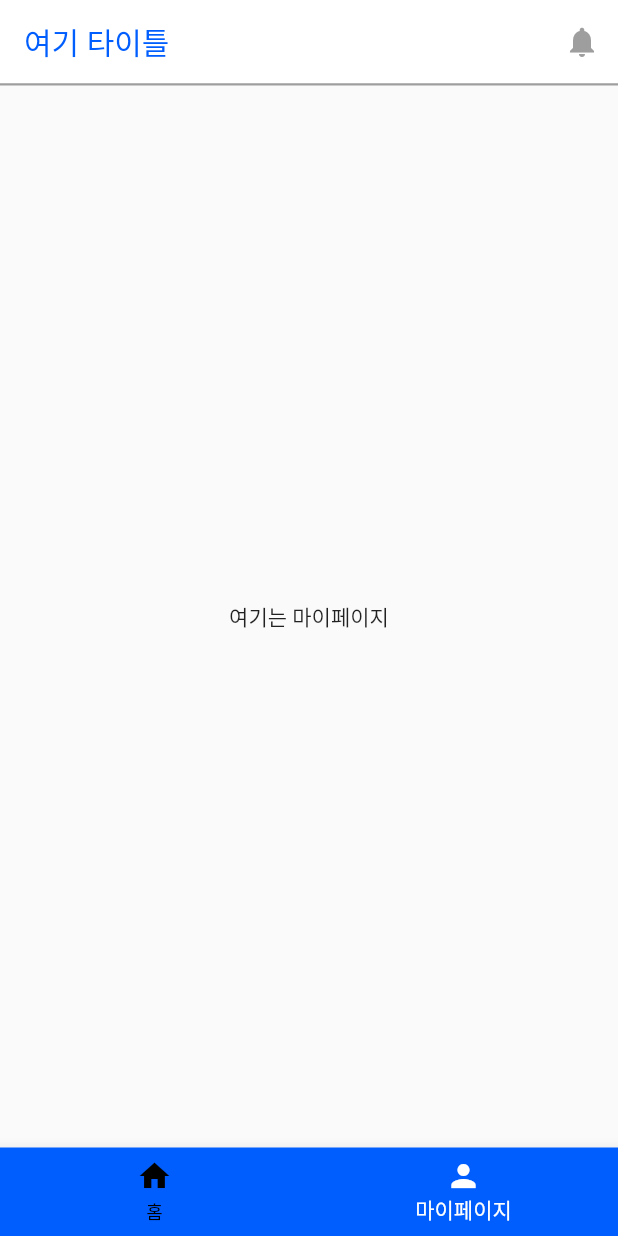
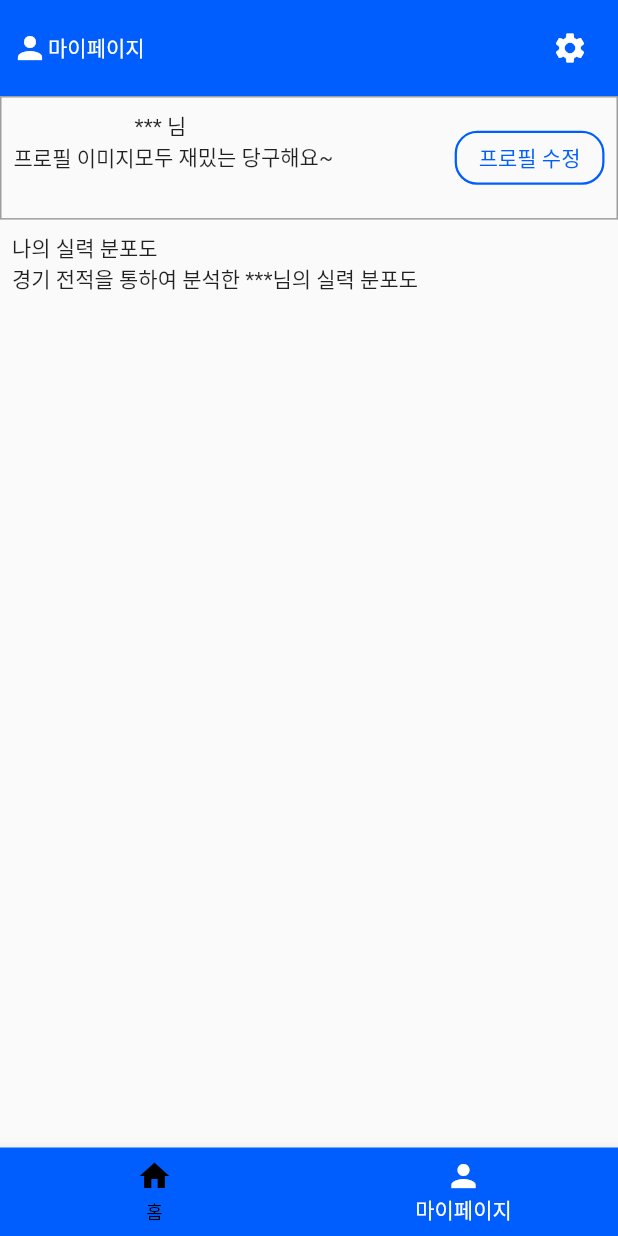
Before and after one commit to komh0086/Flutter_Practice, a Flutter app: the screen it shows after launch, item 2 of the bottom bar chosen, on a phone screen of 412 x 824 dp. Run offline on Flutter 3.47's test engine with Material 2 defaults, Android fonts, the light colour scheme and no system bars; missing offline and left inert: dart:js_util.

Commit message:
Practice Commit

```diff
--- a/practice/random_number_generator/lib/Screen/Screen_main.dart
+++ b/practice/random_number_generator/lib/Screen/Screen_main.dart
@@ -2,6 +2,7 @@ import 'dart:math';
 
 import 'package:flutter/material.dart';
 import 'package:random_number_generator/Screen/Screen_settings.dart';
+import 'package:random_number_generator/component/numberRow.dart';
 import 'package:random_number_generator/constant/color.dart';
 
 class mainScreen extends StatefulWidget {
@@ -11,6 +12,7 @@ class mainScreen extends StatefulWidget {
 
 class _mainScreenState extends State<mainScreen> {
   List<int> randomNumber = [123, 456, 789];
+  int maxNumber = 1000;
   @override
   Widget build(BuildContext context) {
     return Scaffold(
@@ -22,7 +24,7 @@ class _mainScreenState extends State<mainScreen> {
           mainAxisAlignment: MainAxisAlignment.center,
           crossAxisAlignment: CrossAxisAlignment.start,
           children: [
-            _Header(),
+            _Header(onPressed: saveSetting),
             _Body(randomNumber: randomNumber),
             _Footer(onPressed: onRandomNumberGenerate)
           ],
@@ -31,12 +33,27 @@ class _mainScreenState extends State<mainScreen> {
     );
   }
 
+  void saveSetting() async {//설정갑을 받아오기 위해 async로 선언
+    //push : list에서 add와 비슷
+    final int? result = await Navigator.of(context)//설정화면에서 보내주는 파라미터를 기다려야되느까 await선언
+        .push<int>(MaterialPageRoute(builder: (BuildContext buildContext) {//push<int>로 int값을 받아오는걸 명시할 수 있음
+        return SettingsScreen(maxNumber: maxNumber);
+        }));
+
+    if(result != null){//뒤로가기 버튼이나 아이폰에서 슬라이드로 메인화면으로 돌아오면 result가 null값을 가질 수 있음 -> 예외처리
+      setState((){
+      maxNumber = result;
+    });
+    }
+
+  }
+
   void onRandomNumberGenerate() {
     final rand = Random();
 
     final Set<int> newNumbers = {};
     while (newNumbers.length != 3) {
-      final number = rand.nextInt(1000);
+      final number = rand.nextInt(maxNumber);
       newNumbers.add(number);
     }
     setState(() {
@@ -46,6 +63,9 @@ class _mainScreenState extends State<mainScreen> {
 }
 
 class _Header extends StatelessWidget {
+  final VoidCallback onPressed;
+
+  _Header({required this.onPressed});
   @override
   Widget build(BuildContext context) {
     return Row(
@@ -57,13 +77,7 @@ class _Header extends StatelessWidget {
               color: Colors.white, fontSize: 30, fontWeight: FontWeight.w700),
         ),
         IconButton(
-          onPressed: () {
-            //push : list에서 add와 비슷
-            Navigator.of(context)
-                .push(MaterialPageRoute(builder: (BuildContext buildContext) {
-              return SettingsScreen();
-            }));
-          },
+          onPressed: onPressed,
           icon: const Icon(
             Icons.settings,
             color: RED_COLOR,
@@ -92,16 +106,7 @@ class _Body extends StatelessWidget {
                     bottom: e.key == 2
                         ? 0
                         : 16), //마지막 Image에는 아래 padding을 넣지 않으려고 사용
-                child: Row(
-                    children: e.value
-                        .toString()
-                        .split('')
-                        .map((x) => Image.asset(
-                              'asset/img/$x.png',
-                              height: 70,
-                              width: 50,
-                            ))
-                        .toList()),
+                child: NumberRow(number: e.value)
               ))
           .toList(),
     ));
--- a/q_dang/lib/screen/myPage/screen_myPage.dart
+++ b/q_dang/lib/screen/myPage/screen_myPage.dart
@@ -1,4 +1,5 @@
 import 'package:flutter/material.dart';
+import 'package:q_dang/constant/constants.dart';
 
 class ScreenMyPage extends StatefulWidget {
   @override
@@ -9,9 +10,121 @@ class _ScreenMyPageState extends State<ScreenMyPage> {
   @override
   Widget build(BuildContext context) {
     return Container(
-      child: Center(
-        child: Text('여기는 마이페이지'),
+      child: Column(
+        crossAxisAlignment: CrossAxisAlignment.stretch,
+        children: [
+          _Header(),
+          _Body1(onSettingPressed: onSettingPressed,),
+          _Body2(),
+        ],
+      )
+    );
+  }
+  void onSettingPressed(){
+
+  }
+}
+
+class _Header extends StatelessWidget{
+  @override
+  Widget build(BuildContext context) {
+    return Container(
+      color: kMainColor,
+      child: Padding(
+        padding: EdgeInsets.all(8),
+        child: Row(
+          mainAxisAlignment: MainAxisAlignment.start,
+          children: [
+            Icon(
+              Icons.person,
+              color: kSubColor,
+              ),
+            Text(
+              '마이페이지',
+              style: TextStyle(color: kSubColor),
+              ),
+            Expanded(
+              child: Container(),),
+            IconButton(
+              icon: Icon(
+                Icons.settings,
+                color: kSubColor,
+                ),
+              onPressed: (){},
+            )
+          ],
+        ),
+      )
+    );
+  }
+}
+
+class _Body1 extends StatelessWidget{
+
+  VoidCallback onSettingPressed;
+
+  _Body1({required this.onSettingPressed});
+
+  @override
+  Widget build(BuildContext context) {
+    Size size = MediaQuery.of(context).size;
+    return Container(
+      height: size.height * 0.1,
+      padding: const EdgeInsets.all(8),
+      decoration: BoxDecoration(
+        border: Border.all(color: Colors.grey)
+      ),
+      child: Row(
+        crossAxisAlignment: CrossAxisAlignment.center,
+        mainAxisAlignment: MainAxisAlignment.center,
+        children: [
+          const Text('프로필 이미지'),
+          Column(
+            mainAxisAlignment: MainAxisAlignment.start,
+            crossAxisAlignment: CrossAxisAlignment.start,
+            children: const [
+              Text('*** 님'),
+              Text('모두 재밌는 당구해요~'),
+            ],
+          ),
+          Expanded(child: Container(),),
+          OutlinedButton(
+            style: OutlinedButton.styleFrom(
+              shape: const RoundedRectangleBorder(
+                borderRadius: BorderRadius.all(Radius.circular(15))
+              ),
+              side: const BorderSide(
+                color: kMainColor,
+                width: 1.5
+                ),
+              foregroundColor: kMainColor,
+              primary: kMainColor
+            ),
+            onPressed: onSettingPressed,
+            child: const Text('프로필 수정'),
+          )
+        ],
       ),
     );
   }
 }
+
+class _Body2 extends StatelessWidget{
+  @override
+  Widget build(BuildContext context) {
+    return Container(
+      child: Padding(
+        padding: EdgeInsets.all(8),
+        child: Column(
+          mainAxisAlignment: MainAxisAlignment.start,
+          crossAxisAlignment: CrossAxisAlignment.start,
+          children: [
+              Text('나의 실력 분포도'),
+              Text('경기 전적을 통하여 분석한 ***님의 실력 분포도'),
+
+          ],
+        ),
+      ),
+    );
+  }
+}
--- a/q_dang/lib/screen/screen_main.dart
+++ b/q_dang/lib/screen/screen_main.dart
@@ -1,6 +1,7 @@
 import 'package:flutter/material.dart';
+import 'package:q_dang/component/appBar.dart';
 
-import '../util/constants.dart';
+import '../constant/constants.dart';
 import 'home/Screen_Home.dart';
 import 'mypage/Screen_MyPage.dart';
 
@@ -25,27 +26,7 @@ class _MainScreenState extends State<MainScreen> {
   @override
   Widget build(BuildContext context) {
     return Scaffold(
-      appBar: AppBar(
-        title: const Text(
-          '여기 타이틀',
-          style: TextStyle(color: kMainColor),
-        ),
-        actions: [
-          IconButton(
-              color: Colors.grey,
-              onPressed: () {},
-              icon: Icon(Icons.notifications)),
-        ],
-        bottom: PreferredSize(
-          preferredSize: const Size.fromHeight(1.0),
-          child: Container(
-            color: Colors.grey,
-            height: 1.5,
-          ),
-        ),
-        elevation: 0,
-        backgroundColor: kSubColor,
-      ),
+      appBar: _selectedIndex == 0 ? homeAppBar() : null,
       body: Container(
         child: _widgetOptions.elementAt(_selectedIndex),
       ),
```
Also changed, not shown: practice/random_number_generator/lib/Screen/Screen_settings.dart (+66 -24 lines), practice/random_number_generator/lib/component/numberRow.dart (added, +24 -0 lines), q_dang/lib/component/appBar.dart (added, +49 -0 lines), q_dang/lib/component/record/widget_record.dart (added, +26 -0 lines), q_dang/lib/screen/home/screen_home.dart (+12 -16 lines), q_dang/lib/widget/record/widget_record.dart (deleted, +0 -10 lines), q_dang/lib/component/home/widget_smallGroupMember.dart (renamed from q_dang/lib/widget/home/widget_smallGroupMember.dart), q_dang/lib/constant/constants.dart (renamed from q_dang/lib/util/constants.dart).
